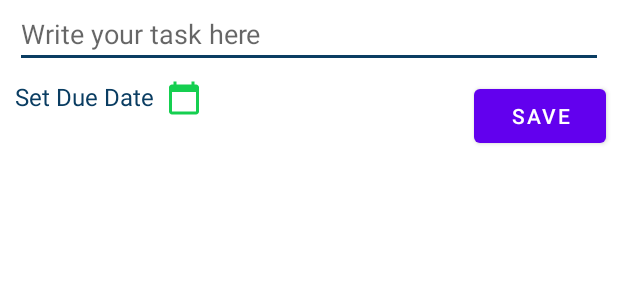
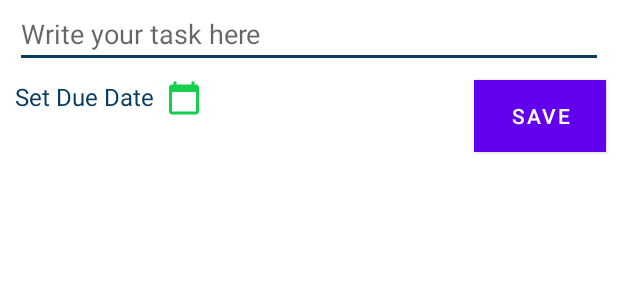
Before and after one commit to Truelegend416/CP470Project, an Android app: the layout add_new_task.xml on its own in the app's theme, with its tools: preview values and no code run, on a phone screen of 412 x 824 dp. Shown: the top 300 px of the screen. Run offline under Robolectric (Android 15) with nearby library versions, the phone set to English and light mode, and no system bars.

Commit message:
changed background

```diff
--- a/app/src/main/res/layout/add_new_task.xml
+++ b/app/src/main/res/layout/add_new_task.xml
@@ -37,7 +37,9 @@
         android:layout_marginEnd="8dp"
         android:text="Save"
         app:layout_constraintEnd_toEndOf="parent"
-        app:layout_constraintTop_toBottomOf="@+id/task_edittext" />
+        app:layout_constraintTop_toBottomOf="@+id/task_edittext"
+        android:background="@color/white"
+        />
 
 
 </androidx.constraintlayout.widget.ConstraintLayout>
```
